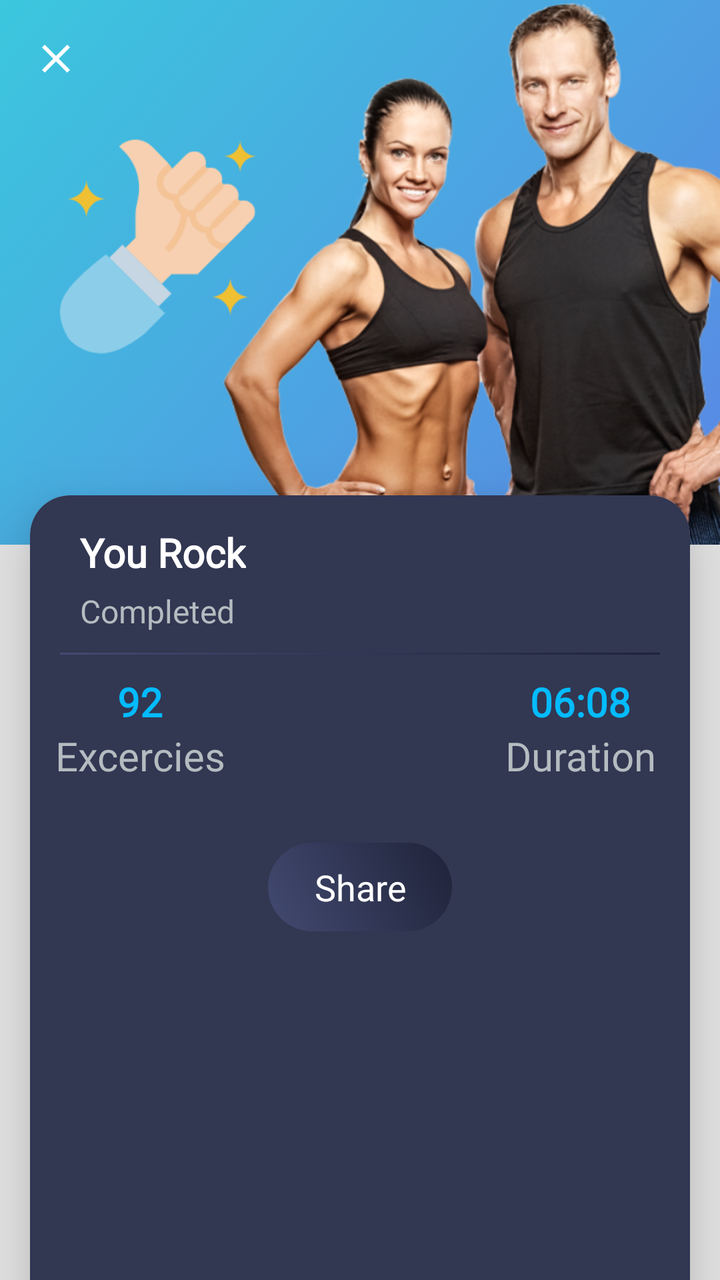
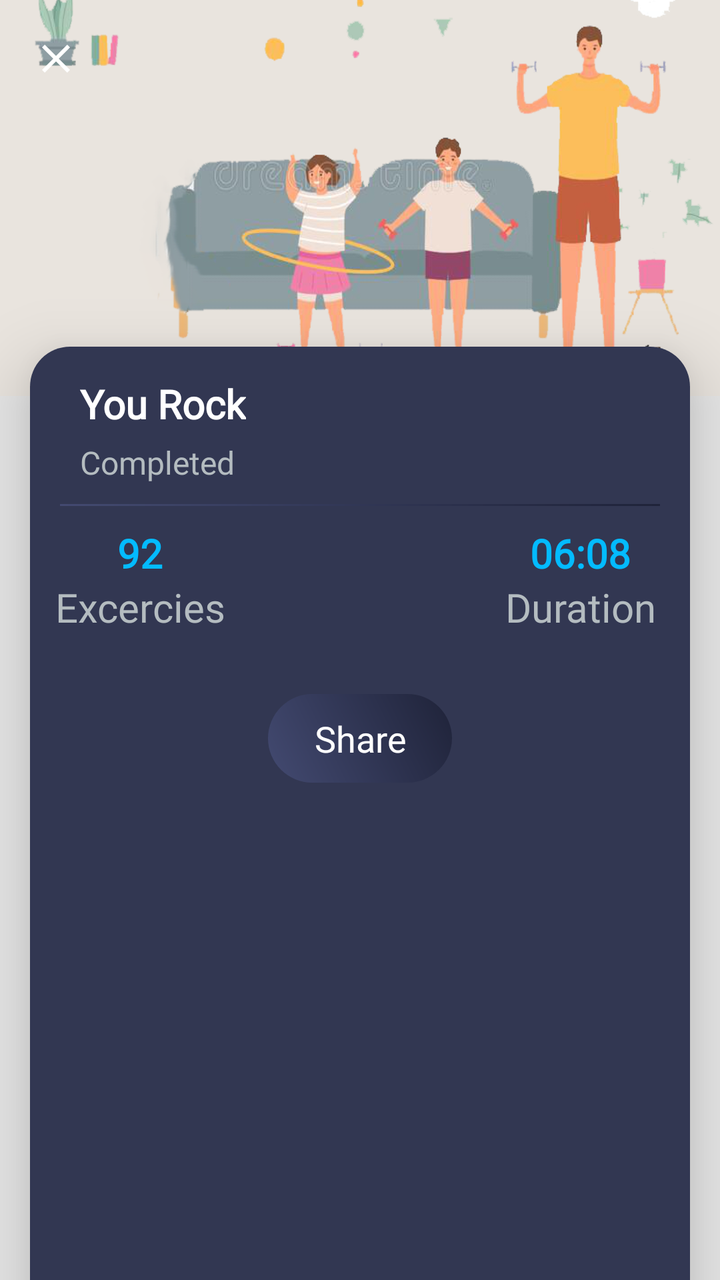

An Android layout rendered at two revisions. The XML below is the earlier revision; the diff shows what the commit changed to produce the second picture.
<!-- AndroidManifest.xml: application theme AppTheme -->
<!-- res/layout/exc_completion_layout.xml -->
<?xml version="1.0" encoding="utf-8"?>
<LinearLayout xmlns:android="http://schemas.android.com/apk/res/android"
    xmlns:aapt="http://schemas.android.com/aapt"
    xmlns:app="http://schemas.android.com/apk/res-auto"
    android:layout_width="match_parent"
    android:layout_height="match_parent"
    android:background="@color/gray_color"
    android:orientation="vertical">

    <com.google.android.material.appbar.AppBarLayout
        android:id="@+id/appBarLayout"
        android:layout_marginTop="-35dp"
        android:layout_width="match_parent"
        android:background="@mipmap/workout_complete"
        android:layout_height="wrap_content">

        <androidx.appcompat.widget.Toolbar
            android:id="@+id/mtoolbar"
            android:layout_width="match_parent"
            android:layout_height="wrap_content"
            android:layout_marginTop="36dp"
            android:theme="@style/myToolbarTheme">

            <RelativeLayout
                android:layout_width="match_parent"
                android:layout_height="wrap_content">

                <ImageView
                    android:id="@+id/closeimage_Congrats"
                    android:layout_width="wrap_content"
                    android:layout_height="wrap_content"
                    android:layout_alignParentLeft="true"
                    android:layout_alignParentTop="true"
                    android:src="@drawable/ic_clear_black_24dp" />


            </RelativeLayout>
        </androidx.appcompat.widget.Toolbar>
    </com.google.android.material.appbar.AppBarLayout>

    <androidx.cardview.widget.CardView
        android:id="@+id/cardviewone"
        android:layout_width="match_parent"
        android:layout_height="match_parent"
        android:layout_marginLeft="@dimen/text_15"
        android:layout_marginTop="-25dp"
        android:layout_marginBottom="-20dp"
        android:layout_marginRight="@dimen/text_15"
        android:orientation="horizontal"
        app:cardCornerRadius="20dp"
        app:cardElevation="20dip">


    <ScrollView
        android:layout_width="match_parent"
        android:layout_height="match_parent"
        android:background="#323752">

        <RelativeLayout
            android:layout_width="match_parent"
            android:layout_height="wrap_content"
            android:theme="@style/Base.ThemeOverlay.AppCompat"
            app:layout_collapseMode="parallax">

            <TextView
                android:id="@+id/congrts_complete1"
                android:layout_width="wrap_content"
                android:layout_height="wrap_content"
                android:layout_alignParentStart="true"
                android:layout_marginTop="15dp"
                android:layout_marginLeft="25dp"
                android:fontFamily="@font/robotomedium"
                android:text="You Rock"
                android:textColor="@color/white"
                android:textSize="20sp"
                android:textStyle="bold" />


            <TextView
                android:id="@+id/congrts_complete"
                android:layout_width="wrap_content"
                android:layout_height="wrap_content"
                android:layout_marginLeft="25dp"
                android:layout_marginTop="5dp"
                android:fontFamily="@font/robotomedium"
                android:text="Completed"
                android:layout_below="@+id/congrts_complete1"
                android:textColor="@color/textColor"
                android:textSize="16sp"
                />



            <RelativeLayout
                android:id="@+id/reell"
                android:layout_width="match_parent"
                android:layout_height="1dp"
                android:layout_marginTop="10dp"
                android:layout_marginLeft="@dimen/text_15"
                android:layout_marginRight="@dimen/text_15"
                android:layout_below="@+id/congrts_complete"
                android:background="@drawable/a1_grad"/>

            <LinearLayout
                android:layout_width="match_parent"
                android:layout_height="wrap_content"
                android:layout_below="@+id/reell"
                android:layout_marginTop="10dp"
                android:orientation="vertical">

                <LinearLayout
                    android:layout_width="match_parent"
                    android:layout_height="wrap_content"

                    android:orientation="horizontal">

                    <TextView
                        android:id="@+id/congrts_ExNo"
                        android:layout_width="0dp"
                        android:layout_height="wrap_content"
                        android:layout_weight="1"
                        android:fontFamily="@font/robotomedium"
                        android:gravity="center"
                        android:text="92"
                        android:textColor="@color/colorSkyBlue"
                        android:textSize="20sp"
                        android:textStyle="bold" />

                    <TextView
                        android:id="@+id/congrts_calorie"
                        android:layout_width="0dp"
                        android:layout_height="wrap_content"
                        android:layout_weight="1"
                        android:fontFamily="@font/robotomedium"
                        android:gravity="center"
                        android:text="Calorie"
                        android:textColor="@color/colorPrimaryDark"
                        android:textSize="20sp"
                        android:visibility="invisible" />

                    <TextView
                        android:id="@+id/congrts_duration"
                        android:layout_width="0dp"
                        android:layout_height="wrap_content"
                        android:layout_weight="1"
                        android:fontFamily="@font/robotomedium"
                        android:gravity="center"
                        android:text="06:08"
                        android:textColor="@color/colorSkyBlue"
                        android:textSize="20sp"
                        android:textStyle="bold" />
                </LinearLayout>

                <LinearLayout
                    android:layout_width="match_parent"
                    android:layout_height="wrap_content"
                    android:orientation="horizontal">

                    <TextView
                        android:layout_width="0dp"
                        android:layout_height="wrap_content"
                        android:layout_weight="1"
                        android:fontFamily="@font/gothic"
                        android:gravity="center"
                        android:text="Excercies"
                        android:textColor="@color/textColor"
                        android:textSize="20sp" />

                    <TextView
                        android:id="@+id/congrats_tap"
                        android:layout_width="0dp"
                        android:layout_height="wrap_content"
                        android:layout_weight="1"
                        android:fontFamily="@font/robotomedium"
                        android:gravity="bottom|center_vertical|center_horizontal|center"
                        android:text="Tap here"
                        android:textColor="#000000"
                        android:textSize="16dp"
                        android:visibility="invisible" />

                    <TextView
                        android:layout_width="0dp"
                        android:layout_height="wrap_content"
                        android:layout_weight="1"
                        android:fontFamily="@font/gothic"
                        android:gravity="center"
                        android:text="Duration"
                        android:textColor="@color/textColor"
                        android:textSize="20sp" />
                </LinearLayout>


                <LinearLayout
                    android:layout_width="match_parent"
                    android:layout_height="wrap_content"
                    android:layout_marginTop="20dp"
                    android:orientation="vertical">

                    <LinearLayout
                        android:id="@+id/nativeAdContainer"
                        android:layout_width="match_parent"
                        android:layout_height="wrap_content"
                        android:layout_marginBottom="5dp"
                        android:background="@drawable/shape_roundedwhite"
                        android:orientation="vertical"
                        android:paddingTop="3dp"
                        android:paddingBottom="0dp"
                        android:visibility="gone" />
                </LinearLayout>

                <LinearLayout
                    android:layout_width="wrap_content"
                    android:gravity="center"
                    android:layout_marginTop="10dp"
                    android:layout_marginBottom="30dp"
                    android:layout_gravity="center"
                    android:padding="10dp"
                    android:background="@drawable/a3_grad"
                    android:layout_height="wrap_content">

                    <TextView
                        android:id="@+id/shareimage_Congrats"
                        android:layout_width="match_parent"
                        android:layout_height="wrap_content"
                        android:text="   Share   "
                        android:textSize="@dimen/text_18"
                        android:textAlignment="center"
                        android:fontFamily="@font/baloo"
                        android:textColor="@color/white"
                        android:layout_gravity="center"
                        />

                </LinearLayout>

            </LinearLayout>
        </RelativeLayout>
    </ScrollView>
    </androidx.cardview.widget.CardView>
</LinearLayout>
<!-- resources referenced by this layout -->
<resources>
  <color name="colorPrimaryDark">#1F2339</color>
  <color name="colorSkyBlue">#03BBFF</color>
  <color name="gray_color">#E6E6E6</color>
  <color name="textColor">#ffb4bcc0</color>
  <color name="white">#ffffff</color>
  <dimen name="text_15">15sp</dimen>
  <dimen name="text_18">18sp</dimen>
  <!-- drawable a1_grad (drawable) -->
  <?xml version="1.0" encoding="utf-8"?>
  <shape xmlns:android="http://schemas.android.com/apk/res/android">
      <gradient
          android:angle="225"
          android:endColor="#434A71"
          android:startColor="#1F2339" />
  
  
  </shape>
  <!-- drawable a3_grad (drawable) -->
  <?xml version="1.0" encoding="utf-8"?>
  <shape xmlns:android="http://schemas.android.com/apk/res/android">
  <gradient
      android:angle="225"
      android:endColor="#434A71"
      android:startColor="#1F2339" />
  
  <corners android:radius="200dp"/>
  
  </shape>
  <!-- drawable ic_clear_black_24dp (drawable) -->
  <vector xmlns:android="http://schemas.android.com/apk/res/android"
      android:width="24dp"
      android:height="24dp"
      android:viewportWidth="24"
      android:viewportHeight="24"
      android:tint="?attr/colorControlNormal">
    <path
        android:fillColor="@android:color/white"
        android:pathData="M19,6.41L17.59,5 12,10.59 6.41,5 5,6.41 10.59,12 5,17.59 6.41,19 12,13.41 17.59,19 19,17.59 13.41,12z"/>
  </vector>
  <!-- drawable shape_roundedwhite (drawable) -->
  <?xml version="1.0" encoding="utf-8"?>
  <shape android:shape="rectangle"
    xmlns:android="http://schemas.android.com/apk/res/android">
      <solid android:color="@color/white" />
      <stroke android:width="2.0dip" android:color="#ffdcdcdc" />
      <padding android:left="5.0dip" android:top="5.0dip" android:right="5.0dip" android:bottom="5.0dip" />
      <corners android:radius="8.0dip" />
  </shape>
  <!-- mipmap workout_complete: png bitmap (mipmap-xhdpi, 398407 bytes) -->
  <style name="myToolbarTheme" parent="@style/ThemeOverlay.AppCompat.Dark.ActionBar">
          <item name="colorControlNormal">@color/white</item>
      </style>
  <style name="AppTheme" parent="Theme.AppCompat.Light.DarkActionBar">
          
          <item name="colorPrimary">@color/colorPrimary</item>
          <item name="colorPrimaryDark">@color/colorPrimaryDark</item>
          <item name="colorAccent">@color/colorAccent</item>
      </style>
  <color name="colorPrimary">#434A71</color>
  <color name="colorAccent">#1F2339</color>
</resources>

<!-- the commit's change to res/layout/exc_completion_layout.xml (unified diff, before → after) -->
@@ -11,7 +11,7 @@
         android:id="@+id/appBarLayout"
         android:layout_marginTop="-35dp"
         android:layout_width="match_parent"
-        android:background="@mipmap/workout_complete"
+        android:background="@mipmap/workout_banner_newer"
         android:layout_height="wrap_content">
 
         <androidx.appcompat.widget.Toolbar
<!-- resource entries referenced after the edit -->
@@ -48,7 +48,7 @@
       <padding android:left="5.0dip" android:top="5.0dip" android:right="5.0dip" android:bottom="5.0dip" />
       <corners android:radius="8.0dip" />
   </shape>
-  <!-- mipmap workout_complete: png bitmap (mipmap-xhdpi, 398407 bytes) -->
+  <!-- mipmap workout_banner_newer: png bitmap (mipmap-xhdpi, 121237 bytes) -->
   <style name="myToolbarTheme" parent="@style/ThemeOverlay.AppCompat.Dark.ActionBar">
           <item name="colorControlNormal">@color/white</item>
       </style>
